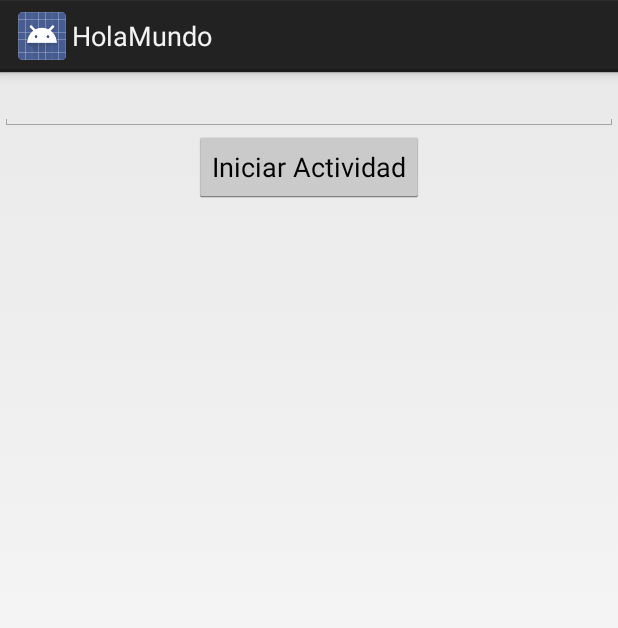
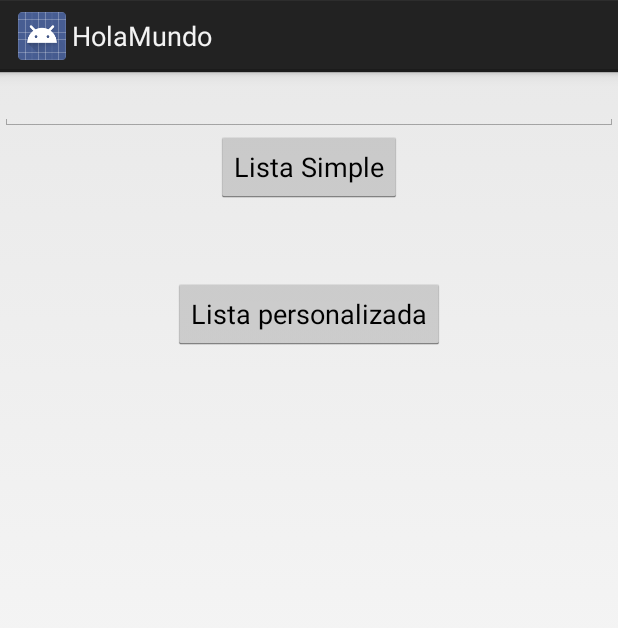
Before and after one commit to JonaxelN/HolaMundo, an Android app: the screen it shows after launch (MainActivity), on a phone screen of 412 x 824 dp. Shown: the top 628 px of the screen. Run offline under Robolectric (Android 15) with nearby library versions, the phone set to English and light mode, and no system bars.

Commit message:
Implementación de ListaPersonalizada pero Crashea

```diff
--- a/app/src/main/java/com/jonaxel/holamundo/SegundaActividad.java
+++ b/app/src/main/java/com/jonaxel/holamundo/ListaSimple.java
@@ -10,7 +10,7 @@ import android.widget.ListView;
 import android.widget.TextView;
 import android.widget.Toast;
 
-public class SegundaActividad extends Activity {
+public class ListaSimple extends Activity {
 
     ListView listView;
 
--- a/app/src/main/java/com/jonaxel/holamundo/MainActivity.java
+++ b/app/src/main/java/com/jonaxel/holamundo/MainActivity.java
@@ -7,12 +7,12 @@ import android.util.Log;
 import android.view.View;
 import android.widget.Button;
 import android.widget.EditText;
-import android.widget.TextView;
 
 
 public class MainActivity extends Activity {
 
-    Button buttonActividad;
+    Button botonSimple;
+    Button botonPersonalizada;
 
     EditText myEditText;
 
@@ -22,15 +22,24 @@ public class MainActivity extends Activity {
         setContentView(R.layout.activity_main);
 
         myEditText = (EditText) findViewById(R.id.textoeditable);
-        buttonActividad = (Button) findViewById(R.id.button2);
+        botonSimple = (Button) findViewById(R.id.button2);
+        botonPersonalizada = (Button) findViewById(R.id.boton_lista_personalizada);
 
-        buttonActividad.setOnClickListener(new View.OnClickListener() {
+        botonSimple.setOnClickListener(new View.OnClickListener() {
             @Override
             public void onClick(View v) {
                 String dato = myEditText.getText().toString();
 
-                Intent intent = new Intent(MainActivity.this, SegundaActividad.class);
+                Intent intent = new Intent(MainActivity.this, ListaSimple.class);
                 intent.putExtra("texto", dato);
+                startActivity(intent);
+            }
+        });
+
+        botonPersonalizada.setOnClickListener(new View.OnClickListener() {
+            @Override
+            public void onClick(View v) {
+                Intent intent = new Intent(MainActivity.this, ListaPersonalizada.class);
                 startActivity(intent);
             }
         });
--- a/app/src/main/res/layout/activity_main.xml
+++ b/app/src/main/res/layout/activity_main.xml
@@ -14,7 +14,15 @@
     <Button
         android:layout_width="wrap_content"
         android:layout_height="wrap_content"
-        android:text="Iniciar Actividad"
+        android:text="Lista Simple"
         android:id="@+id/button2"
         android:layout_gravity="center_horizontal" />
+
+    <Button
+        android:id="@+id/boton_lista_personalizada"
+        android:layout_width="wrap_content"
+        android:layout_height="wrap_content"
+        android:text="Lista personalizada"
+        android:layout_marginTop="50dp"
+        android:layout_gravity="center_horizontal"/>
 </LinearLayout>
--- a/app/src/main/res/values/strings.xml
+++ b/app/src/main/res/values/strings.xml
@@ -4,5 +4,6 @@
     <string name="app_name">HolaMundo</string>
     <string name="hello_world">Hello world!</string>
     <string name="action_settings">Settings</string>
+    <string name="title_activity_lista_personalizada">ListaPersonalizada</string>
 
 </resources>
```
Also changed, not shown: app/src/main/AndroidManifest.xml (+6 -6 lines), app/src/main/java/com/jonaxel/holamundo/AdapterCarro.java (added, +67 -0 lines), app/src/main/java/com/jonaxel/holamundo/CarroModelo.java (added, +41 -0 lines), app/src/main/java/com/jonaxel/holamundo/ListaPersonalizada.java (added, +45 -0 lines), app/src/main/res/layout/activity_lista_personalizada.xml (added, +16 -0 lines), app/src/main/res/layout/item_row.xml (added, +24 -0 lines), app/src/main/res/menu/menu_lista_personalizada.xml (added, +7 -0 lines), 1 other file.
